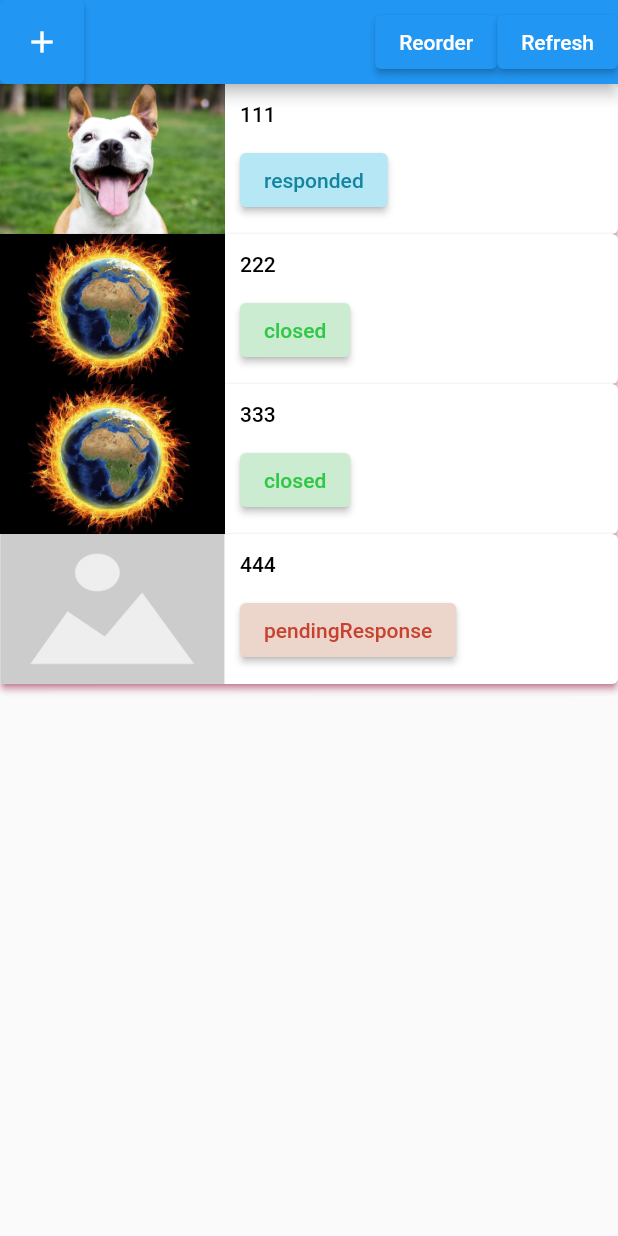
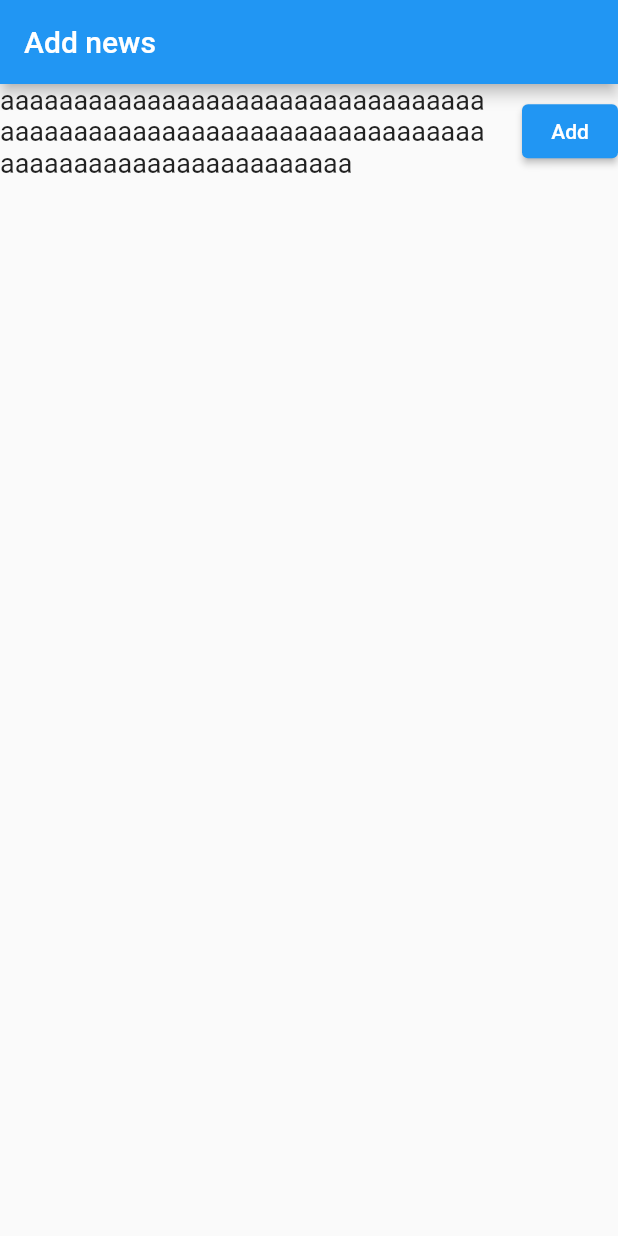
Before and after one commit to ssuntro/NewsApp_flutter_2022, a Flutter app: the MainNewsPage screen opened by its route, after a tap on the "add" icon, on a phone screen of 412 x 824 dp. Run offline on Flutter 3.47's test engine with Material 2 defaults, Android fonts, the phone set to English and light mode, and no system bars; our stand-ins replace lottie.

Commit message:
[Ac-3] layout add_news_page.title line

```diff
--- /dev/null
+++ b/lib/add_news_page.dart
@@ -0,0 +1,38 @@
+import 'package:flutter/material.dart';
+
+class AddNewsPage extends StatelessWidget {
+  Widget titleLine() {
+    return Row(
+      children: [
+        Flexible(
+            child: Text(
+          "aaaaaaaaaaaaaaaaaaaaaaaaaaaaaaaaaaaaaaaaaaaaaaaaaaaaaaaaaaaaaaaaaaaaaaaaaaaaaaaaaaaaaaaaaa",
+          softWrap: true,
+          style: TextStyle(fontSize: 18),
+        )),
+        SizedBox(
+          width: 20,
+        ),
+        ElevatedButton(onPressed: () {}, child: Text("Add"))
+      ],
+    );
+  }
+
+  @override
+  Widget build(BuildContext context) {
+    return Dismissible(
+      key: Key('annja'),
+      direction: DismissDirection.down,
+      onDismissed: (_) => Navigator.pop(context),
+      child: Scaffold(
+        appBar: AppBar(
+          automaticallyImplyLeading: false,
+          title: Text("Add news"),
+        ),
+        body: Column(
+          children: [titleLine()],
+        ),
+      ),
+    );
+  }
+}
--- a/lib/main_news_page.dart
+++ b/lib/main_news_page.dart
@@ -2,20 +2,11 @@ import 'package:flutter/material.dart';
 import 'package:news_app/DM/news.dart';
 import 'package:news_app/DM/news_category.dart';
 import 'package:news_app/DM/news_status.dart';
+import 'package:news_app/add_news_page.dart';
 
 import 'news_tile.dart';
 
-class MainNewsPage extends StatefulWidget {
-  static const routeName = "main-news-page";
-
-  MainNewsPage() {}
-
-  @override
-  State<MainNewsPage> createState() => _MainNewsPageState();
-}
-
-class _MainNewsPageState extends State<MainNewsPage> {
-  final model = [
+List<News> stubData() => [
       News(
           title: "111",
           status: NewsStatus.responded,
@@ -31,7 +22,32 @@ class _MainNewsPageState extends State<MainNewsPage> {
       News(title: "444", status: NewsStatus.pendingResponse, category: null)
     ];
 
+class MainNewsPage extends StatefulWidget {
+  static const routeName = "main-news-page";
+
+  MainNewsPage() {}
+
+  @override
+  State<MainNewsPage> createState() => _MainNewsPageState();
+}
+
+class _MainNewsPageState extends State<MainNewsPage> {
+  var model = stubData();
+
   var isReorderEnabled = false;
+
+  void onReorder(int oldIndex, int newIndex) {
+    print("reorder ja");
+
+    if (!isReorderEnabled) {
+      return;
+    }
+    if (oldIndex < newIndex) {
+      newIndex = newIndex - 1;
+    }
+    final News news = model.removeAt(oldIndex);
+    model.insert(newIndex, news);
+  }
 
   @override
   Widget build(BuildContext context) {
@@ -39,7 +55,20 @@ class _MainNewsPageState extends State<MainNewsPage> {
     return Scaffold(
         appBar: AppBar(
           leading: ElevatedButton(
-            onPressed: () {},
+            onPressed: () {
+              showGeneralDialog(
+                  transitionBuilder: (context, ani1, ani2, child) {
+                    return SlideTransition(
+                      position: Tween(begin: Offset(0, 1), end: Offset(0, 0))
+                          .animate(ani1),
+                      child: child,
+                    );
+                  },
+                  context: context,
+                  pageBuilder: (context, anim1, anim2) {
+                    return AddNewsPage();
+                  });
+            },
             child: Icon(Icons.add),
           ),
           // title: Text("Aaa"),
@@ -53,7 +82,13 @@ class _MainNewsPageState extends State<MainNewsPage> {
                       });
                     },
                     child: Text("Reorder")),
-                ElevatedButton(onPressed: () {}, child: Text("Refresh")),
+                ElevatedButton(
+                    onPressed: () {
+                      setState(() {
+                        model = stubData();
+                      });
+                    },
+                    child: Text("Refresh")),
               ],
             )
           ],
@@ -66,18 +101,6 @@ class _MainNewsPageState extends State<MainNewsPage> {
                   color: isReorderEnabled ? Colors.amber : Colors.white,
                   key: Key(model[index].title ?? ""));
             },
-          onReorder: (oldIndex, newIndex) {
-            print("reorder ja");
-
-            if (!isReorderEnabled) {
-              return;
-            }
-            if (oldIndex < newIndex) {
-              newIndex = newIndex - 1;
-            }
-            final News news = model.removeAt(oldIndex);
-            model.insert(newIndex, news);
-          },
-        ));
+            onReorder: onReorder));
   }
 }
```
Lines whose indentation alone changed are shown as unchanged.
